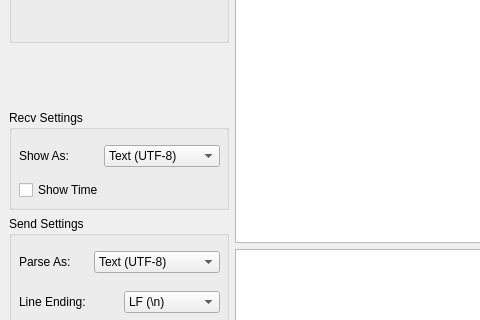
First picture: the form in mainwindow.ui, repository tuna/QSerial, before the edit; both pictures show x 0 to 480 and y 314 to 634 of the 843 by 761 pixel window.
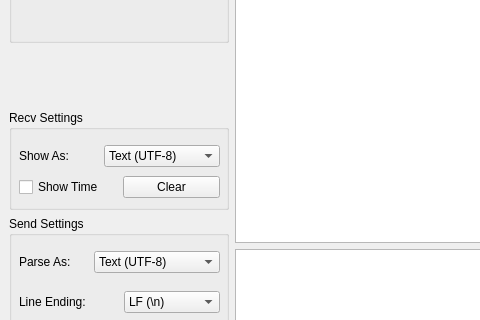
Second picture: the form after the edit.

Commit message: Add a clear button. Do not send line ending in hex mode

Patch:
```diff
--- a/mainwindow.ui
+++ b/mainwindow.ui
@@ -483,18 +483,31 @@
           </item>
          </layout>
         </widget>
-        <widget class="QCheckBox" name="recvShowTimeCheckBox">
+        <widget class="QWidget" name="">
          <property name="geometry">
           <rect>
            <x>10</x>
-           <y>70</y>
-           <width>111</width>
-           <height>20</height>
+           <y>61</y>
+           <width>201</width>
+           <height>32</height>
           </rect>
          </property>
-         <property name="text">
-          <string>Show Time</string>
-         </property>
+         <layout class="QHBoxLayout" name="horizontalLayout_13">
+          <item>
+           <widget class="QCheckBox" name="recvShowTimeCheckBox">
+            <property name="text">
+             <string>Show Time</string>
+            </property>
+           </widget>
+          </item>
+          <item>
+           <widget class="QPushButton" name="pushButton">
+            <property name="text">
+             <string>Clear</string>
+            </property>
+           </widget>
+          </item>
+         </layout>
         </widget>
        </widget>
       </item>
```
Left out of the diff: 19 changed lines with no effect on the pictures. The commit also changes 2 other files.
